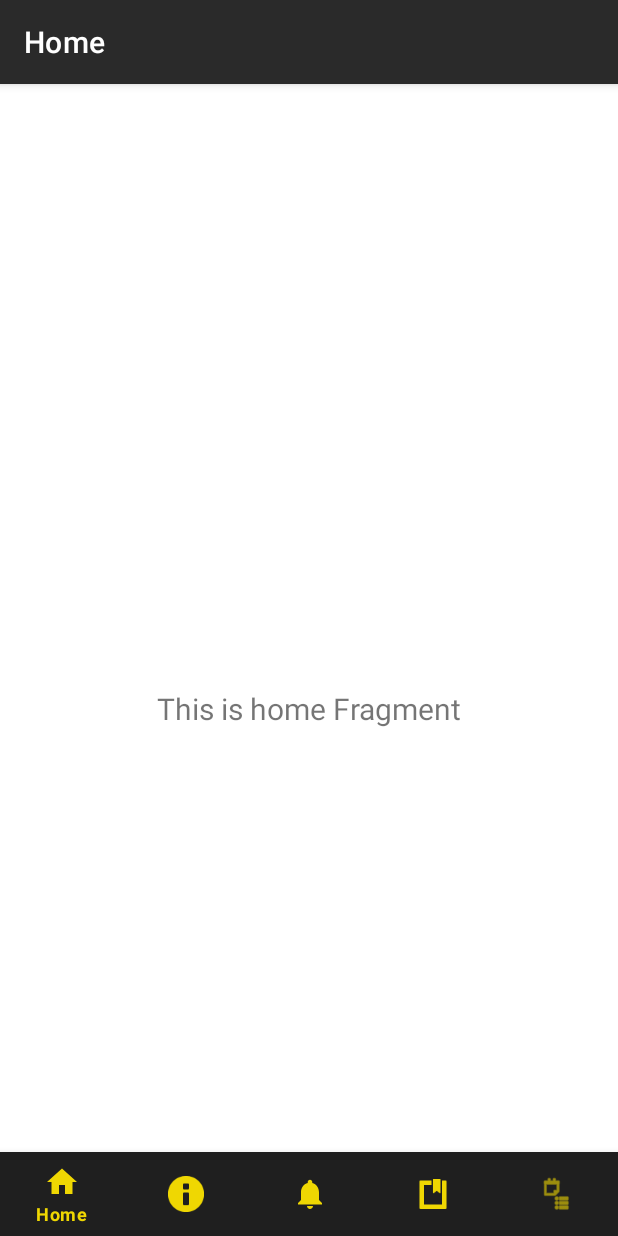
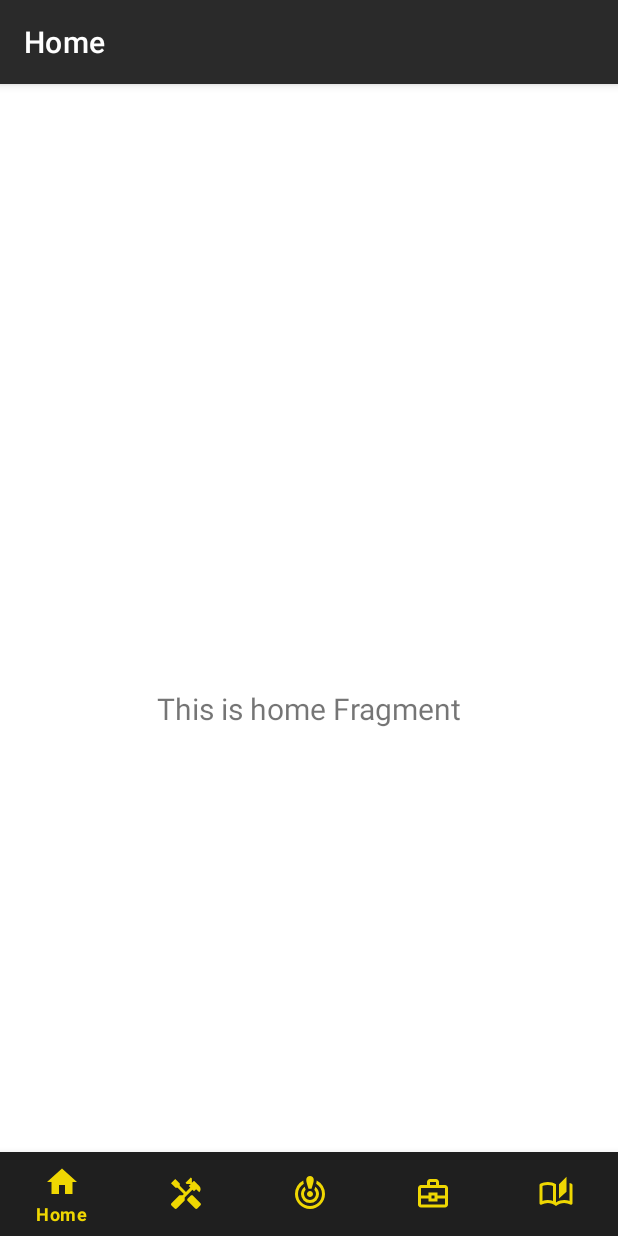
Before and after one commit to Florian2501/SchattenbrecherApp, an Android app: the screen it shows after launch (MainActivity), on a phone screen of 412 x 824 dp. Run offline under Robolectric (Android 15) with nearby library versions, the phone set to English and light mode, and no system bars; our stand-ins replace navigation-ui.

Commit message:
add new icons

```diff
--- /dev/null
+++ b/app/src/main/res/drawable/baseline_handyman_24.xml
@@ -0,0 +1,7 @@
+<vector xmlns:android="http://schemas.android.com/apk/res/android" android:height="24dp" android:tint="#000000" android:viewportHeight="24" android:viewportWidth="24" android:width="24dp">
+
+    <path android:fillColor="@android:color/white" android:pathData="M21.67,18.17l-5.3,-5.3h-0.99l-2.54,2.54v0.99l5.3,5.3c0.39,0.39 1.02,0.39 1.41,0l2.12,-2.12C22.06,19.2 22.06,18.56 21.67,18.17z"/>
+
+    <path android:fillColor="@android:color/white" android:pathData="M17.34,10.19l1.41,-1.41l2.12,2.12c1.17,-1.17 1.17,-3.07 0,-4.24l-3.54,-3.54l-1.41,1.41V1.71L15.22,1l-3.54,3.54l0.71,0.71h2.83l-1.41,1.41l1.06,1.06l-2.89,2.89L7.85,6.48V5.06L4.83,2.04L2,4.87l3.03,3.03h1.41l4.13,4.13l-0.85,0.85H7.6l-5.3,5.3c-0.39,0.39 -0.39,1.02 0,1.41l2.12,2.12c0.39,0.39 1.02,0.39 1.41,0l5.3,-5.3v-2.12l5.15,-5.15L17.34,10.19z"/>
+
+</vector>
--- /dev/null
+++ b/app/src/main/res/drawable/outline_auto_stories_24.xml
@@ -0,0 +1,5 @@
+<vector xmlns:android="http://schemas.android.com/apk/res/android" android:height="24dp" android:tint="#000000" android:viewportHeight="960" android:viewportWidth="960" android:width="24dp">
+
+    <path android:fillColor="@android:color/white" android:pathData="M480,800Q432,762 376,741Q320,720 260,720Q218,720 177.5,731Q137,742 100,762Q79,773 59.5,761Q40,749 40,726L40,244Q40,233 45.5,223Q51,213 62,208Q108,184 158,172Q208,160 260,160Q318,160 373.5,175Q429,190 480,220L480,704Q531,672 587,656Q643,640 700,640Q736,640 770.5,646Q805,652 840,664Q840,664 840,664Q840,664 840,664L840,184Q855,189 869.5,194.5Q884,200 898,208Q909,213 914.5,223Q920,233 920,244L920,726Q920,749 900.5,761Q881,773 860,762Q823,742 782.5,731Q742,720 700,720Q640,720 584,741Q528,762 480,800ZM560,600L560,220L760,20L760,420L560,600ZM400,665L400,269Q367,255 331.5,247.5Q296,240 260,240Q223,240 188,247Q153,254 120,268Q120,268 120,268Q120,268 120,268L120,665Q120,665 120,665Q120,665 120,665Q155,652 189.5,646Q224,640 260,640Q296,640 330.5,646Q365,652 400,665ZM400,665Q400,665 400,665Q400,665 400,665Q400,665 400,665Q400,665 400,665Q400,665 400,665Q400,665 400,665L400,269Q400,269 400,269Q400,269 400,269Q400,269 400,269Q400,269 400,269Q400,269 400,269Q400,269 400,269L400,665Z"/>
+
+</vector>
--- /dev/null
+++ b/app/src/main/res/drawable/outline_business_center_24.xml
@@ -0,0 +1,5 @@
+<vector xmlns:android="http://schemas.android.com/apk/res/android" android:height="24dp" android:tint="#000000" android:viewportHeight="960" android:viewportWidth="960" android:width="24dp">
+
+    <path android:fillColor="@android:color/white" android:pathData="M160,840Q127,840 103.5,816.5Q80,793 80,760L80,320Q80,287 103.5,263.5Q127,240 160,240L320,240L320,160Q320,127 343.5,103.5Q367,80 400,80L560,80Q593,80 616.5,103.5Q640,127 640,160L640,240L800,240Q833,240 856.5,263.5Q880,287 880,320L880,760Q880,793 856.5,816.5Q833,840 800,840L160,840ZM400,240L560,240L560,160Q560,160 560,160Q560,160 560,160L400,160Q400,160 400,160Q400,160 400,160L400,240ZM800,600L600,600L600,680L360,680L360,600L160,600L160,760Q160,760 160,760Q160,760 160,760L800,760Q800,760 800,760Q800,760 800,760L800,600ZM440,600L520,600L520,520L440,520L440,600ZM160,520L360,520L360,440L600,440L600,520L800,520L800,320Q800,320 800,320Q800,320 800,320L160,320Q160,320 160,320Q160,320 160,320L160,520ZM480,560L480,560L480,560L480,560L480,560L480,560Q480,560 480,560Q480,560 480,560L480,560Q480,560 480,560Q480,560 480,560L480,560L480,560L480,560L480,560L480,560Q480,560 480,560Q480,560 480,560L480,560Q480,560 480,560Q480,560 480,560Z"/>
+
+</vector>
--- /dev/null
+++ b/app/src/main/res/drawable/outline_crisis_alert_24.xml
@@ -0,0 +1,5 @@
+<vector xmlns:android="http://schemas.android.com/apk/res/android" android:height="24dp" android:tint="#000000" android:viewportHeight="960" android:viewportWidth="960" android:width="24dp">
+
+    <path android:fillColor="@android:color/white" android:pathData="M480,880Q397,880 324,848.5Q251,817 197,763Q143,709 111.5,636Q80,563 80,480Q80,366 139.5,269.5Q199,173 301,122Q302,141 305,160.5Q308,180 315,206Q243,250 201.5,322.5Q160,395 160,480Q160,614 253,707Q346,800 480,800Q614,800 707,707Q800,614 800,480Q800,395 758.5,322Q717,249 644,205Q651,179 654,159.5Q657,140 659,122Q761,173 820.5,269Q880,365 880,480Q880,563 848.5,636Q817,709 763,763Q709,817 636,848.5Q563,880 480,880ZM480,720Q380,720 310,650Q240,580 240,480Q240,422 265.5,371Q291,320 338,286Q343,301 349,320.5Q355,340 365,369Q343,392 331.5,420Q320,448 320,480Q320,546 367,593Q414,640 480,640Q546,640 593,593Q640,546 640,480Q640,448 628.5,420Q617,392 595,369Q603,345 609.5,324.5Q616,304 621,286Q668,320 694,371Q720,422 720,480Q720,580 650,650Q580,720 480,720ZM440,340Q403,228 391.5,182.5Q380,137 380,100Q380,58 409,29Q438,0 480,0Q522,0 551,29Q580,58 580,100Q580,137 568.5,182.5Q557,228 520,340L440,340ZM480,560Q447,560 423.5,536.5Q400,513 400,480Q400,447 423.5,423.5Q447,400 480,400Q513,400 536.5,423.5Q560,447 560,480Q560,513 536.5,536.5Q513,560 480,560Z"/>
+
+</vector>
--- a/app/src/main/res/menu/bottom_nav_menu.xml
+++ b/app/src/main/res/menu/bottom_nav_menu.xml
@@ -8,20 +8,20 @@
 
     <item
         android:id="@+id/navigation_dashboard"
-        android:icon="@android:drawable/ic_dialog_info"
+        android:icon="@drawable/baseline_handyman_24"
         android:title="@string/title_talents" />
 
     <item
         android:id="@+id/navigation_notifications"
-        android:icon="@drawable/ic_notifications_black_24dp"
+        android:icon="@drawable/outline_crisis_alert_24"
         android:title="@string/title_fight" />
     <item
         android:id="@+id/navigation_inventory"
-        android:icon="@android:drawable/ic_input_get"
+        android:icon="@drawable/outline_business_center_24"
         android:title="@string/title_inventory" />
     <item
         android:id="@+id/navigation_notes"
-        android:icon="@android:drawable/ic_menu_agenda"
+        android:icon="@drawable/outline_auto_stories_24"
         android:title="@string/title_notes" />
 
 </menu>
```
